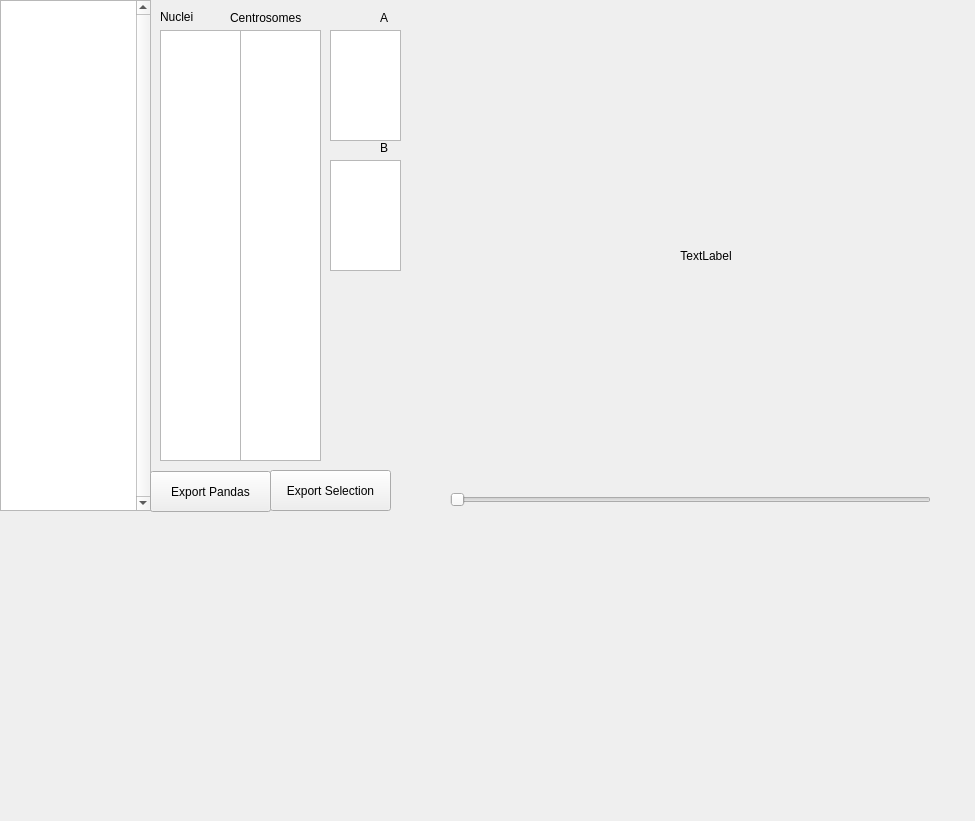
Above: ExperimentsSelectionWidget.ui from HocheggerLab/centrosome-tracking before the change. Below: the same form after it.
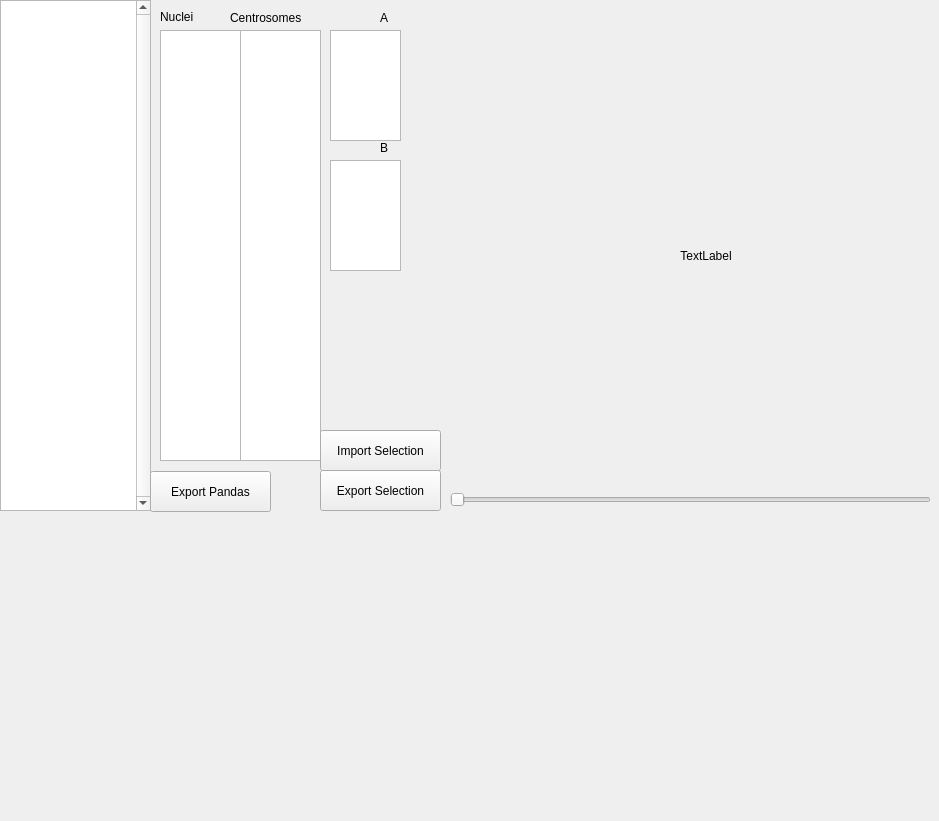
That is the form after the change. Custom widgets are drawn as their Qt base class.

Commit message: Implements import selection button.

What changed in the file:
```diff
--- a/ExperimentsSelectionWidget.ui
+++ b/ExperimentsSelectionWidget.ui
@@ -6,7 +6,7 @@
    <rect>
     <x>0</x>
     <y>0</y>
-    <width>975</width>
+    <width>939</width>
     <height>821</height>
    </rect>
   </property>
@@ -173,10 +173,16 @@
     <rect>
      <x>0</x>
      <y>500</y>
-     <width>891</width>
+     <width>941</width>
      <height>321</height>
     </rect>
    </property>
+   <property name="sizePolicy">
+    <sizepolicy hsizetype="Expanding" vsizetype="Preferred">
+     <horstretch>0</horstretch>
+     <verstretch>0</verstretch>
+    </sizepolicy>
+   </property>
    <property name="cursor">
     <cursorShape>CrossCursor</cursorShape>
    </property>
@@ -197,7 +203,7 @@
   <widget class="QPushButton" name="exportSelectionButton">
    <property name="geometry">
     <rect>
-     <x>270</x>
+     <x>320</x>
      <y>470</y>
      <width>121</width>
      <height>41</height>
@@ -207,6 +213,19 @@
     <string>Export Selection</string>
    </property>
   </widget>
+  <widget class="QPushButton" name="importSelectionButton">
+   <property name="geometry">
+    <rect>
+     <x>320</x>
+     <y>430</y>
+     <width>121</width>
+     <height>41</height>
+    </rect>
+   </property>
+   <property name="text">
+    <string>Import Selection</string>
+   </property>
+  </widget>
  </widget>
  <customwidgets>
   <customwidget>
```
The commit also changes 2 other files.
